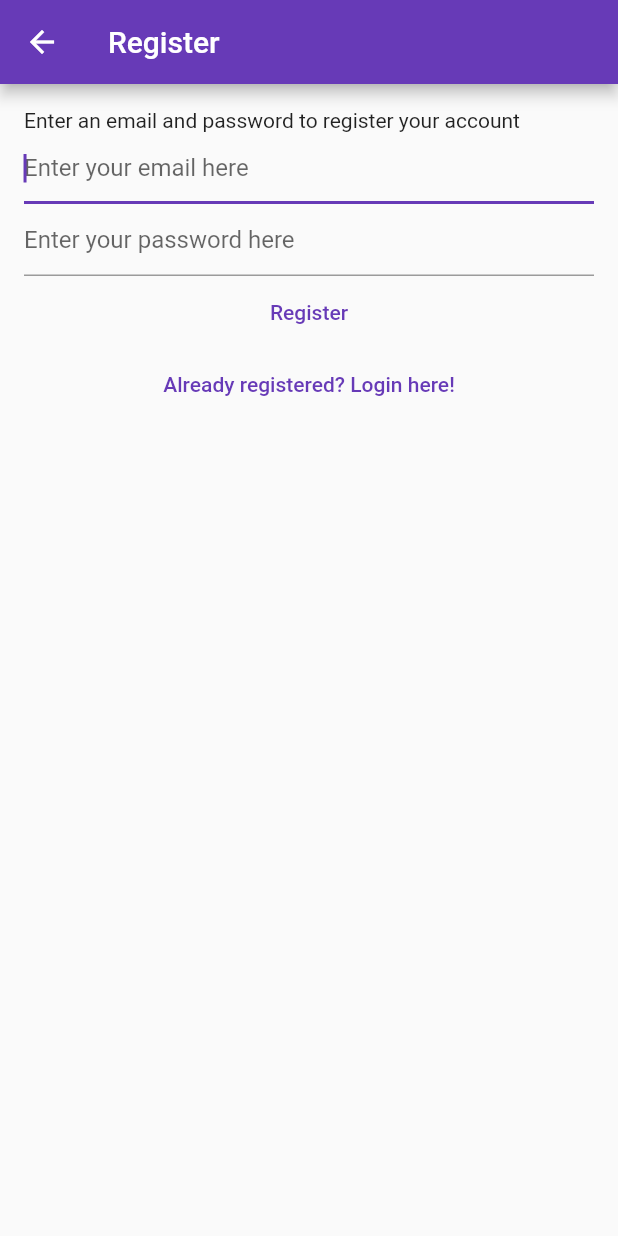
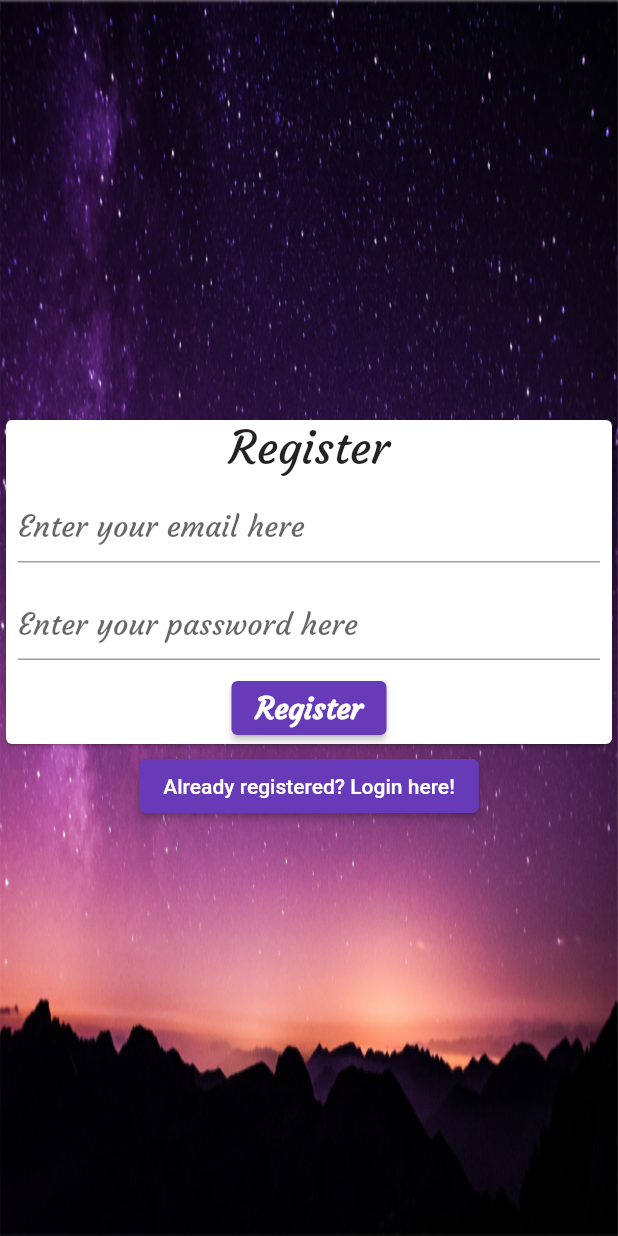
Before and after one commit to PattyCoding123/mobile_motivation, a Flutter app: the RegisterView screen opened directly, on a phone screen of 412 x 824 dp. Run offline on Flutter 3.47's test engine with Material 2 defaults, Android fonts, the light colour scheme and no system bars; our stand-ins replace bloc, cloud_firestore, equatable, firebase_auth, firebase_core, flutter_bloc and 1 more; accounts and stored records are empty.

Commit message:
Separated Logic of the RegisterForm into its own widget instead of including the logic in register_view.dart. Instead, it is in register_form.dart.

```diff
--- /dev/null
+++ b/lib/views/main_ui/custom_widgets/register_form.dart
@@ -0,0 +1,133 @@
+import 'package:flutter/material.dart';
+import 'package:flutter_bloc/flutter_bloc.dart';
+import 'package:mobile_motivation/constants/font_constants.dart';
+import 'package:mobile_motivation/services/auth/bloc/auth_bloc.dart';
+
+// The following widget will build the text fields and text buttons
+// necessary for the user to input information and to register.
+class RegisterForm extends StatefulWidget {
+  const RegisterForm({Key? key}) : super(key: key);
+
+  @override
+  State<RegisterForm> createState() => _RegisterFormState();
+}
+
+class _RegisterFormState extends State<RegisterForm> {
+  late final TextEditingController _email;
+  late final TextEditingController _password;
+
+  // Initializing the RegisterForm means we must initialize
+  // the text editing controllers.
+  @override
+  void initState() {
+    _email = TextEditingController();
+    _password = TextEditingController();
+    super.initState();
+  }
+
+  // Dispose text editing controllers after removing the widget.
+  @override
+  void dispose() {
+    _email.dispose();
+    _password.dispose();
+    super.dispose();
+  }
+
+  @override
+  Widget build(BuildContext context) {
+    final ButtonStyle style = ElevatedButton.styleFrom(
+      textStyle: const TextStyle(
+        fontSize: 20,
+      ),
+    );
+
+    // The RegisterForm will be a Form with text fields and the register button
+    return Card(
+      child: Form(
+        child: Column(
+          mainAxisSize: MainAxisSize.min,
+          children: [
+            // Header for the Form
+            const Text(
+              'Register',
+              style: TextStyle(
+                fontFamily: courgetteFamily,
+                fontSize: 30,
+              ),
+            ),
+            // Email TextField:
+            // First TextField wrapped with a Padding widget to avoid
+            // the field reaching all the way to the boundary of the
+            // card. Included additional parameters for the TextField
+            // widget such as removing suggestings and auto correct.
+            Padding(
+              padding: const EdgeInsets.all(8.0),
+              child: TextField(
+                controller: _email,
+                enableSuggestions: false,
+                autocorrect: false,
+                keyboardType: TextInputType.emailAddress,
+                decoration: const InputDecoration(
+                  // Input Decoration includes a hint text that is
+                  // styled to fit with the theme of the app.
+                  hintText: 'Enter your email here',
+                  hintStyle: TextStyle(
+                    fontSize: 20,
+                    fontFamily: courgetteFamily,
+                  ),
+                ),
+              ),
+            ),
+            // Password TextField:
+            // Second TextField wrapped with a Padding Widget. Features
+            // almost all suggestions from the Email TextField with
+            // an added feature of obscuring the text for security reasons.
+            Padding(
+              padding: const EdgeInsets.all(8.0),
+              child: TextField(
+                controller: _password,
+                obscureText: true,
+                enableSuggestions: false,
+                autocorrect: false,
+                decoration: const InputDecoration(
+                  hintText: 'Enter your password here',
+                  hintStyle: TextStyle(
+                    fontSize: 20.0,
+                    fontFamily: courgetteFamily,
+                  ),
+                ),
+              ),
+            ),
+            // Register Button:
+            // An ElevatedButton to register the user by triggering a
+            // BLoC Event called AuthEventRegister. It is decorated to
+            // fit the theming of the app. BlocListener will listen to the
+            // changes in the state and will handle dialogs if the Bloc
+            // fails to output the AuthStateLoggedIn AuthState after the
+            // AuthEventLogIn has been invoked.
+            ElevatedButton(
+              onPressed: () async {
+                final email = _email.text;
+                final password = _password.text;
+                context.read<AuthBloc>().add(
+                      AuthEventLogIn(
+                        email,
+                        password,
+                      ),
+                    );
+              },
+              style: style,
+              child: const Text(
+                'Register',
+                style: TextStyle(
+                  fontFamily: courgetteFamily,
+                  fontWeight: FontWeight.bold,
+                ),
+              ),
+            ),
+          ],
+        ),
+      ),
+    );
+  }
+}
--- a/lib/views/register_view.dart
+++ b/lib/views/register_view.dart
@@ -4,6 +4,7 @@ import 'package:flutter_bloc/flutter_bloc.dart';
 import 'package:mobile_motivation/services/auth/auth_errors.dart';
 import 'package:mobile_motivation/services/auth/bloc/auth_bloc.dart';
 import 'package:mobile_motivation/utilities/dialogs/error_dialog.dart';
+import 'package:mobile_motivation/views/main_ui/custom_widgets/register_form.dart';
 
 class RegisterView extends StatefulWidget {
   const RegisterView({Key? key}) : super(key: key);
@@ -32,6 +33,13 @@ class _RegisterViewState extends State<RegisterView> {
 
   @override
   Widget build(BuildContext context) {
+    final ButtonStyle style = ElevatedButton.styleFrom(
+      textStyle: const TextStyle(
+        fontSize: 20,
+      ),
+    );
+    Size size = MediaQuery.of(context).size;
+
     return BlocListener<AuthBloc, AuthState>(
       listener: (context, state) async {
         if (state is AuthStateRegistering) {
@@ -51,54 +59,25 @@ class _RegisterViewState extends State<RegisterView> {
         }
       },
       child: Scaffold(
-        appBar: AppBar(
-          title: const Text('Register'),
+        body: SingleChildScrollView(
+          child: Stack(
+            alignment: Alignment.center,
+            children: <Widget>[
+              Image.asset(
+                'assets/images/background_3.jpg',
+                width: size.width,
+                height: size.height,
+                fit: BoxFit.fill,
               ),
-        body: Padding(
-          padding: const EdgeInsets.all(16.0),
-          child: Column(
-            crossAxisAlignment: CrossAxisAlignment.start,
+              Column(
+                mainAxisSize: MainAxisSize.min,
+                mainAxisAlignment: MainAxisAlignment.center,
+                crossAxisAlignment: CrossAxisAlignment.center,
                 children: [
-              const Text(
-                'Enter an email and password to register your account',
-              ),
-              TextField(
-                controller: _email,
-                enableSuggestions: false,
-                autocorrect: false,
-                autofocus: true,
-                keyboardType: TextInputType.emailAddress,
-                decoration:
-                    const InputDecoration(hintText: 'Enter your email here'),
-              ),
-              TextField(
-                controller: _password,
-                obscureText: true,
-                enableSuggestions: false,
-                autocorrect: false,
-                decoration:
-                    const InputDecoration(hintText: 'Enter your password here'),
-              ),
-
+                  const RegisterForm(),
                   // When button is pressed, Firebase must authenticate the user
                   // Catch any errors for creating the user!
-              Center(
-                child: Column(
-                  children: [
-                    TextButton(
-                      onPressed: () async {
-                        final email = _email.text;
-                        final password = _password.text;
-                        context.read<AuthBloc>().add(
-                              AuthEventRegister(
-                                email,
-                                password,
-                              ),
-                            );
-                      },
-                      child: const Text('Register'),
-                    ),
-                    TextButton(
+                  ElevatedButton(
                     onPressed: () {
                       context.read<AuthBloc>().add(
                             const AuthEventLogOut(),
@@ -108,7 +87,6 @@ class _RegisterViewState extends State<RegisterView> {
                   ),
                 ],
               ),
-              ),
             ],
           ),
         ),
```
Lines whose indentation alone changed are shown as unchanged.
